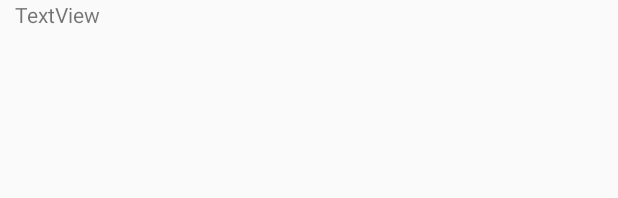
After one commit to Stallion67/FutureStudioTuts, an Android app: the layout list_item_pagination.xml on its own in the app's theme, with its tools: preview values and no code run, on a phone screen of 412 x 824 dp. The commit adds this screen. Shown: the top 198 px of the screen. Run offline under Robolectric (Android 15) with nearby library versions, the phone set to English and light mode, and no system bars.

Commit message:
Retofit sample

```diff
--- a/1_Retrofit/1_Getting_Started/app/build.gradle
+++ b/1_Retrofit/1_Getting_Started/app/build.gradle
@@ -30,4 +30,8 @@ dependencies {
     androidTestImplementation 'androidx.test.ext:junit:1.1.2'
     androidTestImplementation 'androidx.test.espresso:espresso-core:3.3.0'
 
+    // Retrofit & OkHttp
+    implementation 'com.squareup.retrofit2:retrofit:2.5.0'
+    implementation 'com.squareup.retrofit2:converter-gson:2.5.0'
+
 }
--- a/1_Retrofit/1_Getting_Started/app/src/main/AndroidManifest.xml
+++ b/1_Retrofit/1_Getting_Started/app/src/main/AndroidManifest.xml
@@ -1,6 +1,7 @@
 <?xml version="1.0" encoding="utf-8"?>
 <manifest xmlns:android="http://schemas.android.com/apk/res/android"
     package="com.okellomwaka.gettingstartedwithretrofit">
+    <uses-permission android:name="android.permission.INTERNET" />
 
     <application
         android:allowBackup="true"
--- /dev/null
+++ b/1_Retrofit/1_Getting_Started/app/src/main/res/layout/list_item_pagination.xml
@@ -0,0 +1,19 @@
+<?xml version="1.0" encoding="utf-8"?>
+<androidx.constraintlayout.widget.ConstraintLayout
+    xmlns:android="http://schemas.android.com/apk/res/android"
+    xmlns:app="http://schemas.android.com/apk/res-auto"
+    xmlns:tools="http://schemas.android.com/tools"
+    android:layout_width="match_parent"
+    android:layout_height="match_parent">
+
+    <TextView
+        android:id="@+id/list_item_pagination_text"
+        android:layout_width="match_parent"
+        android:layout_height="wrap_content"
+        android:layout_margin="10dp"
+        android:text="TextView"
+        app:layout_constraintEnd_toEndOf="parent"
+        app:layout_constraintStart_toStartOf="parent"
+        tools:layout_editor_absoluteY="142dp"
+        tools:ignore="MissingConstraints" />
+</androidx.constraintlayout.widget.ConstraintLayout>
```
Also changed, not shown: 1_Retrofit/1_Getting_Started/app/src/main/java/com/okellomwaka/gettingstartedwithretrofit/GitHubClient.java (added, +20 -0 lines), 1_Retrofit/1_Getting_Started/app/src/main/java/com/okellomwaka/gettingstartedwithretrofit/GitHubRepo.java (added, +18 -0 lines), 1_Retrofit/1_Getting_Started/app/src/main/java/com/okellomwaka/gettingstartedwithretrofit/GitHubRepoAdapter.java (added, +42 -0 lines), 1_Retrofit/1_Getting_Started/app/src/main/java/com/okellomwaka/gettingstartedwithretrofit/MainActivity.java (+44 -0 lines), 1_Retrofit/1_Getting_Started/app/src/main/res/layout/activity_main.xml (+10 -9 lines).
